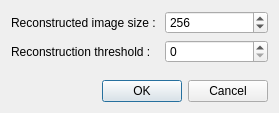
Qt form app/Operations/InverseHoughDialog.ui (eiimage/eiimage) before a commit.
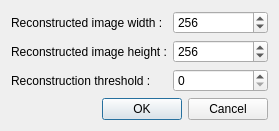
The same form after that commit.

Commit message: add possibility to choose the width and the height of the resut image for inverse Hough transform

```diff
--- a/app/Operations/InverseHoughDialog.ui
+++ b/app/Operations/InverseHoughDialog.ui
@@ -19,7 +19,7 @@
      <item row="0" column="0">
       <widget class="QLabel" name="label">
        <property name="text">
-        <string>Reconstructed image size : </string>
+        <string>Reconstructed image width : </string>
        </property>
       </widget>
      </item>
@@ -39,20 +39,40 @@
        </property>
       </widget>
      </item>
-     <item row="1" column="0">
+     <item row="2" column="0">
       <widget class="QLabel" name="label_2">
        <property name="text">
         <string>Reconstruction threshold : </string>
        </property>
       </widget>
      </item>
-     <item row="1" column="1">
+     <item row="2" column="1">
       <widget class="QSpinBox" name="thresholdBox">
        <property name="maximum">
         <number>65536</number>
        </property>
       </widget>
      </item>
+     <item row="1" column="0">
+      <widget class="QLabel" name="label_3">
+       <property name="text">
+        <string>Reconstructed image height :</string>
+       </property>
+      </widget>
+     </item>
+     <item row="1" column="1">
+      <widget class="QSpinBox" name="heightBox">
+       <property name="minimum">
+        <number>1</number>
+       </property>
+       <property name="maximum">
+        <number>65536</number>
+       </property>
+       <property name="value">
+        <number>256</number>
+       </property>
+      </widget>
+     </item>
     </layout>
    </item>
    <item>
```
Left out of the diff: 4 changed lines with no effect on the pictures. The commit also changes 5 other files.
